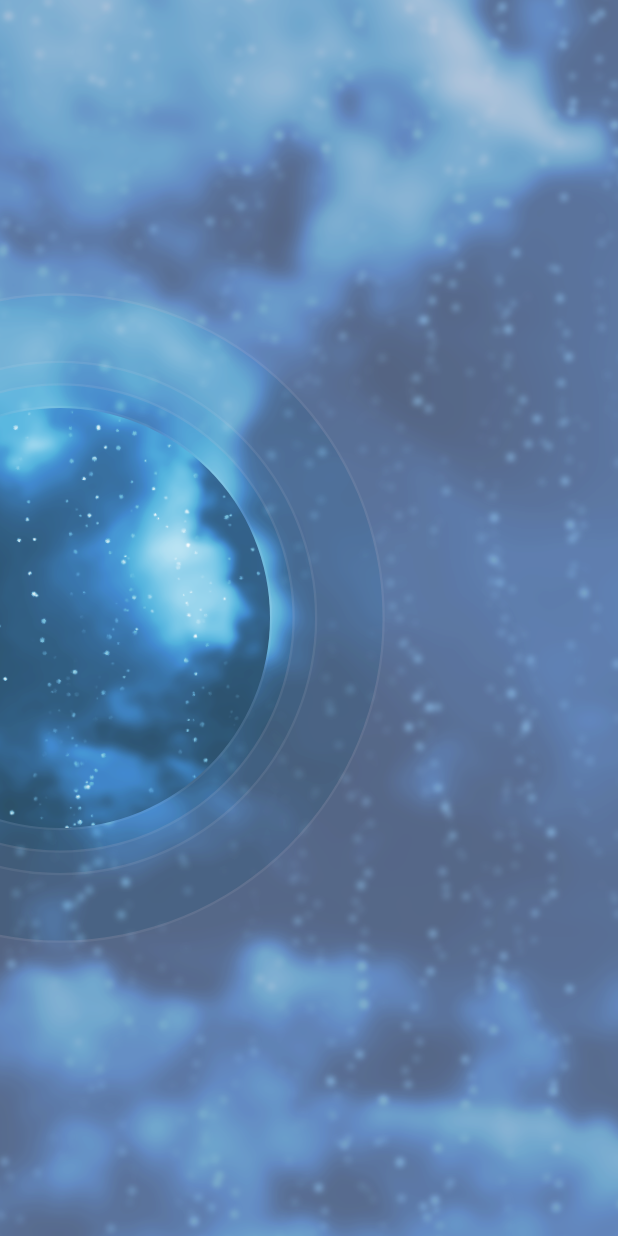
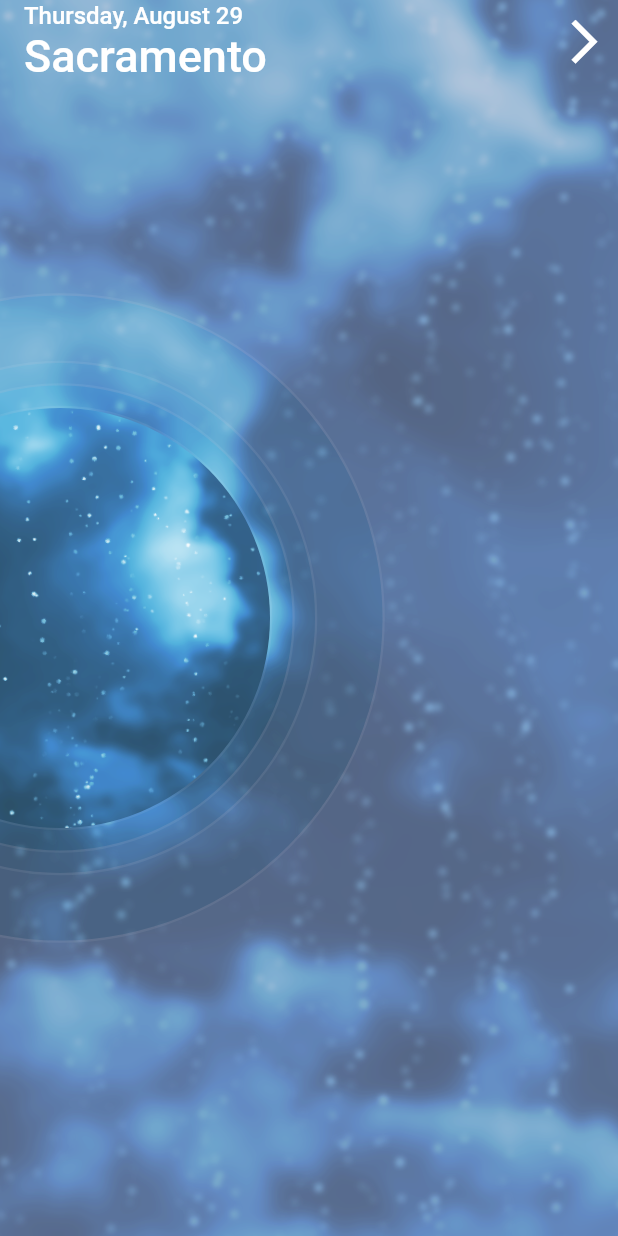
Before and after one commit to Sheikhsoft/flutter_ui_challenge_weather, a Flutter app: the screen it shows after launch, on a phone screen of 412 x 824 dp. Run offline on Flutter 3.47's test engine with Material 2 defaults, Android fonts, the phone set to English and light mode, and no system bars.

Commit message:
Implemented static app bar.

```diff
--- a/lib/main.dart
+++ b/lib/main.dart
@@ -38,7 +38,50 @@ class _MyHomePageState extends State<MyHomePage> {
             frostedBackground: new AssetImage('assets/weather-bk_enlarged.png'),
             seeThruCircleRadius: 140.0,
             seeThruCircleOffset: const Offset(40.0, 0.0),
-          )
+          ),
+
+          // App Bar
+          new Positioned(
+            top: 0.0,
+            left: 0.0,
+            right: 0.0,
+            child: new AppBar(
+              centerTitle: false,
+              backgroundColor: Colors.transparent,
+              elevation: 0.0,
+              title: new Column(
+                crossAxisAlignment: CrossAxisAlignment.start,
+                children: <Widget>[
+                  new Text(
+                    'Thursday, August 29',
+                    style: new TextStyle(
+                      color: Colors.white,
+                      fontSize: 16.0,
+                    ),
+                  ),
+                  new Text(
+                    'Sacramento',
+                    style: new TextStyle(
+                      color: Colors.white,
+                      fontSize: 30.0,
+                    )
+                  ),
+                ],
+              ),
+              actions: <Widget>[
+                new IconButton(
+                  icon: new Icon(
+                    Icons.arrow_forward_ios,
+                    color: Colors.white,
+                    size: 35.0,
+                  ),
+                  onPressed: () {
+                    // TODO:
+                  }
+                ),
+              ],
+            ),
+          ),
         ],
       ),
     );
```
